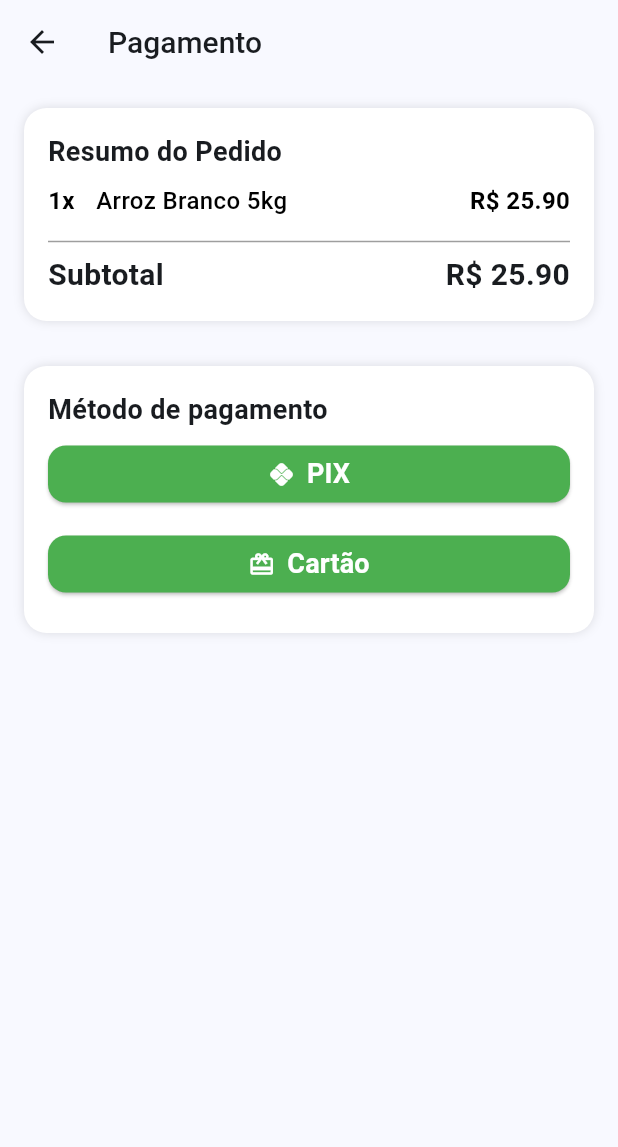
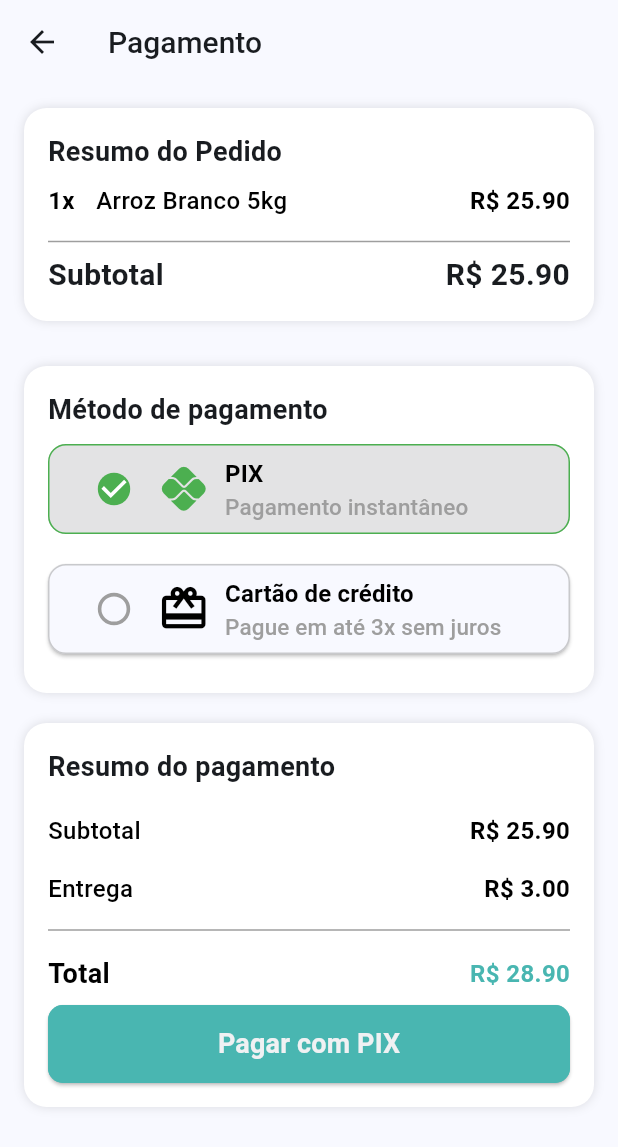
Before and after one commit to delafor/Mercado_zap, a Flutter app: the screen it shows after launch, scrolled down 458 dp, after a tap on "Comprar", on a phone screen of 412 x 824 dp. Shown: the top 1147 px of the screen. Run offline on Flutter 3.47's test engine with Material 3 defaults, Android fonts, the phone set to English and light mode, and no system bars; our stand-ins replace firebase_core, hive, hive_flutter, pretty_qr_code, supabase_flutter; accounts and stored records are empty.

Commit message:
feat - andamento na logica de pagamento com carrinho

```diff
--- a/mercado_zap/lib/Payments/checkout_payment_page.dart
+++ b/mercado_zap/lib/Payments/checkout_payment_page.dart
@@ -3,23 +3,34 @@
 import 'package:mercado_zap/providers/cart_provider.dart';
 import 'package:mercado_zap/providers/product_provider.dart';
 import 'package:mercado_zap/widgets/choose_payment.dart';
+import 'package:mercado_zap/widgets/info_row.dart';
 import 'package:provider/provider.dart';
+import 'package:supabase_flutter/supabase_flutter.dart';
 
 import '../providers/payment_provider.dart';
 import 'pix_payment_page.dart';
 
-class CheckoutPaymentPage extends StatelessWidget {
+class CheckoutPaymentPage extends StatefulWidget {
   final double total;
   final List<CartItem>? produtos;
 
   const CheckoutPaymentPage({super.key, this.produtos, required this.total});
+  _CheckoutPaymentPage createState() => _CheckoutPaymentPage();
+}
+
+class _CheckoutPaymentPage extends State<CheckoutPaymentPage> {
+  String selectedPayment = 'PIX';
+  double taxaEntrega = 3;
 
   @override
   Widget build(BuildContext context) {
+    final theme = Theme.of(context);
+    final colors = theme.colorScheme;
     final cartProvider = context.watch<CartProvider>();
     final paymentProvider = context.watch<PaymentProvider>();
-    final itens = produtos ?? cartProvider.itens;
-    print(cartProvider.itens.length);
+    final itens = widget.produtos ?? cartProvider.itens;
+    double totalFinal = widget.total + taxaEntrega;
+
     return Scaffold(
       appBar: AppBar(title: const Text('Pagamento')),
       body: Padding(
@@ -80,7 +91,7 @@
                                 ),
 
                                 Text(
-                                  " R\$ ${total.toStringAsFixed(2)}",
+                                  " R\$ ${widget.total.toStringAsFixed(2)}",
                                   style: TextStyle(
                                     fontSize: 20,
                                     fontWeight: FontWeight.bold,
@@ -120,32 +131,114 @@
                   const SizedBox(height: 10),
 
                   ChoosePayment(
-                    text: "PIX",
+                    title: "PIX",
+                    subtitle: 'Pagamento instantâneo',
                     icon: Icons.pix,
-                    cor: Colors.green,
+                    iconColor: Colors.green,
 
-                    onPressed: () async {
-                      await paymentProvider.createPayment(amount: total);
+                    isSelected: selectedPayment == 'PIX',
 
-                      if (!context.mounted) return;
-
-                      Navigator.push(
-                        context,
-                        MaterialPageRoute(
-                          builder: (_) => const PixPaymentPage(),
-                        ),
-                      );
+                    onChanged: (value) {
+                      setState(() {
+                        selectedPayment = 'PIX';
+                      });
                     },
                   ),
 
                   const SizedBox(height: 10),
 
                   ChoosePayment(
-                    text: "Cartão",
+                    title: "Cartão de crédito",
+                    subtitle: 'Pague em até 3x sem juros',
                     icon: Icons.card_giftcard,
-                    cor: Colors.green,
+                    iconColor: Colors.black,
+                    isSelected: selectedPayment == 'cartao',
+
+                    onChanged: (value) {
+                      setState(() {
+                        selectedPayment = 'Cartão';
+                      });
+                    },
 
                     onPressed: () async {},
+                  ),
+                ],
+              ),
+            ),
+            const SizedBox(height: 20),
+            Container(
+              padding: const EdgeInsets.all(16),
+
+              decoration: BoxDecoration(
+                color: Colors.white,
+                borderRadius: BorderRadius.circular(15),
+                boxShadow: [BoxShadow(color: Colors.black12, blurRadius: 5)],
+              ),
+
+              child: Column(
+                crossAxisAlignment: CrossAxisAlignment.start,
+
+                children: [
+                  Text(
+                    'Resumo do pagamento',
+                    style: const TextStyle(
+                      fontSize: 18,
+                      fontWeight: FontWeight.bold,
+                    ),
+                  ),
+                  const SizedBox(height: 10),
+                  InfoRow(
+                    text: "Subtotal",
+                    valor: 'R\$ ${widget.total.toStringAsFixed(2)}',
+                  ),
+                  InfoRow(
+                    text: 'Entrega',
+                    valor: 'R\$ ${taxaEntrega.toStringAsFixed(2)}',
+                  ),
+                  Divider(thickness: 1, color: Colors.grey),
+
+                  InfoRow(
+                    total: 'Total',
+                    valorTotal: 'R\$ ${totalFinal.toStringAsFixed(2)}',
+                  ),
+
+                  ElevatedButton(
+                    onPressed: () async {
+                      if (selectedPayment == 'PIX') {
+                        await paymentProvider.createPayment(amount: totalFinal);
+
+                        if (!context.mounted) return;
+
+                        Navigator.push(
+                          context,
+                          MaterialPageRoute(
+                            builder: (_) => const PixPaymentPage(),
+                          ),
+                        );
+                      }
+                    },
+
+                    style: ElevatedButton.styleFrom(
+                      backgroundColor: colors.secondary,
+                      minimumSize: const Size(double.infinity, 60),
+                      foregroundColor: colors.onSecondary,
+
+                      shape: RoundedRectangleBorder(
+                        borderRadius: BorderRadius.circular(10),
+
+                        side: BorderSide(color: colors.secondary),
+                      ),
+
+                      padding: const EdgeInsets.symmetric(vertical: 8),
+                    ),
+                    child: Text(
+                      'Pagar com ${selectedPayment}',
+                      style: TextStyle(
+                        fontWeight: FontWeight.w600,
+                        fontSize: 18,
+                        color: colors.primary,
+                      ),
+                    ),
                   ),
                 ],
               ),
@@ -156,66 +249,3 @@
     );
   }
 }
-
-class InfoRow extends StatelessWidget {
-  final String text;
-  final String quantidade;
-  final String valor;
-
-  const InfoRow({
-    super.key,
-    required this.quantidade,
-    required this.text,
-    required this.valor,
-  });
-
-  @override
-  Widget build(BuildContext context) {
-    return Padding(
-      padding: const EdgeInsets.symmetric(vertical: 8),
-
-      child: Row(
-        mainAxisAlignment: MainAxisAlignment.spaceBetween,
-
-        children: [
-          Expanded(
-            child: Row(
-              children: [
-                Text(
-                  quantidade,
-
-                  style: const TextStyle(
-                    fontSize: 16,
-                    fontWeight: FontWeight.w600,
-                    color: Colors.black,
-                  ),
-                ),
-                SizedBox(width: 10),
-                Text(
-                  text,
-
-                  style: const TextStyle(
-                    fontSize: 16,
-                    fontWeight: FontWeight.w500,
-                    color: Colors.black,
-                  ),
-                ),
-              ],
-            ),
-          ),
-
-          // TITULO
-          Text(
-            valor,
-
-            style: const TextStyle(
-              fontSize: 16,
-              fontWeight: FontWeight.w600,
-              color: Colors.black,
-            ),
-          ),
-        ],
-      ),
-    );
-  }
-}
--- a/mercado_zap/lib/widgets/cardproduct.dart
+++ b/mercado_zap/lib/widgets/cardproduct.dart
@@ -46,6 +46,7 @@
   Widget build(BuildContext context) {
     final theme = Theme.of(context);
     final colors = theme.colorScheme;
+
     return Container(
       decoration: const BoxDecoration(
         color: Colors.white,
@@ -171,20 +172,23 @@
                 SizedBox(height: 15),
                 ElevatedButton(
                   onPressed: () {
-                    // final cartItem = CartItem.fromProduct(
-                    //   widget.product,
-                    //   quantity: quantity,
-                    // );
-                    // context.read<CartProvider>().adicionarItem(cartItem);
-                    // setState(() {
-                    //   quantity = 1;
-                    // });
-
                     Navigator.push(
                       context,
                       MaterialPageRoute(
                         builder:
-                            (context) => CheckoutPaymentPage(total: subtotal),
+                            (context) => CheckoutPaymentPage(
+                              total: widget.product.price * quantity,
+
+                              produtos: [
+                                CartItem(
+                                  productId: widget.product.id,
+                                  name: widget.product.name,
+                                  price: widget.product.price,
+                                  quantity: quantity,
+                                  id: '',
+                                ),
+                              ],
+                            ),
                       ),
                     );
                   },
--- a/mercado_zap/lib/widgets/choose_payment.dart
+++ b/mercado_zap/lib/widgets/choose_payment.dart
@@ -2,47 +2,92 @@
 
 class ChoosePayment extends StatelessWidget {
   final VoidCallback? onPressed;
-  final String text;
+  final String title;
+  final String subtitle;
   final IconData? icon;
-  final Color? cor;
+  final Color iconColor;
+  final bool isSelected;
+  final Function(bool?) onChanged;
 
   const ChoosePayment({
     super.key,
     this.onPressed,
-    required this.text,
+    required this.title,
+    required this.subtitle,
     this.icon,
-    this.cor,
+    required this.iconColor,
+    required this.isSelected,
+    required this.onChanged,
   });
 
   @override
   Widget build(BuildContext context) {
-    final theme = Theme.of(context);
-    final colors = theme.colorScheme;
-
     return Container(
       width: double.infinity,
       margin: const EdgeInsets.only(bottom: 10),
 
-      child: ElevatedButton.icon(
+      child: ElevatedButton(
         style: ElevatedButton.styleFrom(
-          backgroundColor: cor,
           padding: const EdgeInsets.symmetric(horizontal: 20, vertical: 14),
           shape: RoundedRectangleBorder(
             borderRadius: BorderRadius.circular(12),
+            side: BorderSide(
+              width: 1,
+              color:
+                  isSelected
+                      ? Colors.green
+                      : const Color.fromARGB(135, 158, 158, 158),
+            ),
           ),
         ),
 
         onPressed: onPressed,
 
-        icon: Icon(icon, color: Colors.white),
+        child: Row(
+          mainAxisAlignment: MainAxisAlignment.spaceBetween,
+          children: [
+            Row(
+              children: [
+                Transform.scale(
+                  scale: 1.2,
+                  child: Checkbox(
+                    value: isSelected,
+                    onChanged: onChanged,
+                    shape: const CircleBorder(),
+                    activeColor: Colors.green,
+                    checkColor: Colors.white,
+                    side: const BorderSide(width: 2, color: Colors.grey),
+                  ),
+                ),
 
-        label: Text(
-          text,
-          style: const TextStyle(
-            fontSize: 18,
-            color: Colors.white,
-            fontWeight: FontWeight.w600,
-          ),
+                const SizedBox(width: 5),
+
+                Icon(icon, size: 35, color: iconColor),
+
+                const SizedBox(width: 10),
+
+                Column(
+                  crossAxisAlignment: CrossAxisAlignment.start,
+                  children: [
+                    Text(
+                      title,
+                      style: const TextStyle(
+                        fontSize: 16,
+                        color: Colors.black,
+
+                        fontWeight: FontWeight.w600,
+                      ),
+                    ),
+
+                    Text(
+                      subtitle,
+                      style: const TextStyle(fontSize: 15, color: Colors.grey),
+                    ),
+                  ],
+                ),
+              ],
+            ),
+          ],
         ),
       ),
     );
--- /dev/null
+++ b/mercado_zap/lib/widgets/info_row.dart
@@ -0,0 +1,94 @@
+import 'package:flutter/material.dart';
+
+class InfoRow extends StatelessWidget {
+  final String? text;
+  final String? quantidade;
+  final String? valor;
+  final String? total;
+  final String? valorTotal;
+
+  const InfoRow({
+    super.key,
+    this.quantidade,
+    this.text,
+    this.total,
+
+    this.valorTotal,
+    this.valor,
+  });
+
+  @override
+  Widget build(BuildContext context) {
+    final theme = Theme.of(context);
+    final colors = theme.colorScheme;
+    return Padding(
+      padding: const EdgeInsets.symmetric(vertical: 8),
+
+      child: Row(
+        mainAxisAlignment: MainAxisAlignment.spaceBetween,
+
+        children: [
+          Expanded(
+            child: Row(
+              children: [
+                if (total != null)
+                  Text(
+                    total!,
+
+                    style: const TextStyle(
+                      fontSize: 18,
+                      fontWeight: FontWeight.w600,
+                      color: Colors.black,
+                    ),
+                  ),
+                if (quantidade != null)
+                  Text(
+                    quantidade!,
+
+                    style: const TextStyle(
+                      fontSize: 16,
+                      fontWeight: FontWeight.w600,
+                      color: Colors.black,
+                    ),
+                  ),
+                if (quantidade != null && text != null) SizedBox(width: 10),
+                if (text != null)
+                  Text(
+                    text!,
+
+                    style: const TextStyle(
+                      fontSize: 16,
+                      fontWeight: FontWeight.w500,
+                      color: Colors.black,
+                    ),
+                  ),
+              ],
+            ),
+          ),
+          if (valorTotal != null)
+            Text(
+              valorTotal!,
+
+              style: TextStyle(
+                fontSize: 16,
+                fontWeight: FontWeight.w600,
+                color: colors.secondary,
+              ),
+            ),
+
+          // TITULO
+          if (valor != null)
+            Text(
+              valor!,
+
+              style: const TextStyle(
+                fontSize: 16,
+                fontWeight: FontWeight.w600,
+                color: Colors.black,
+              ),
+            ),
+        ],
+      ),
+    );
+  }
+}
```
Also changed, not shown: mercado_zap/pubspec.lock, 2 other files.
